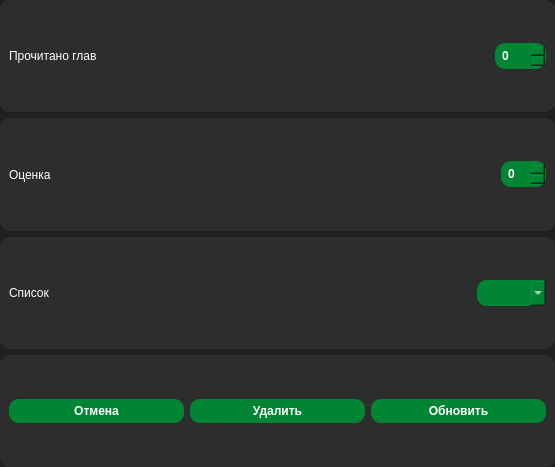
Old version of the form forms/rate.ui in the repository brandonzorn/Nlight.
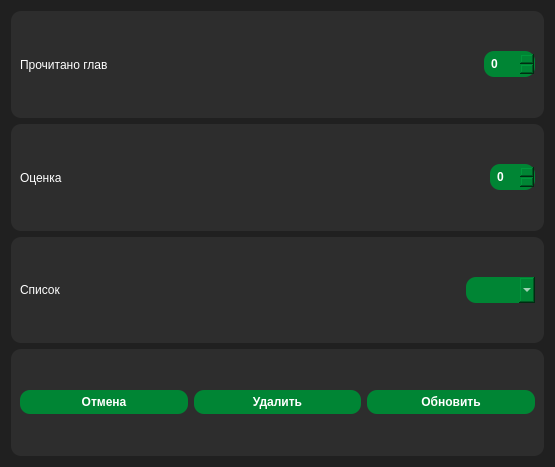
New version of the form.

Commit message: fixed character ui scroll bar style updated manga score, status

```diff
--- a/forms/rate.ui
+++ b/forms/rate.ui
@@ -57,18 +57,6 @@
 }</string>
   </property>
   <layout class="QVBoxLayout" name="verticalLayout">
-   <property name="leftMargin">
-    <number>0</number>
-   </property>
-   <property name="topMargin">
-    <number>0</number>
-   </property>
-   <property name="rightMargin">
-    <number>0</number>
-   </property>
-   <property name="bottomMargin">
-    <number>0</number>
-   </property>
    <item>
     <widget class="QFrame" name="chapters_frame">
      <property name="frameShape">
```
The commit also changes 7 other files.
